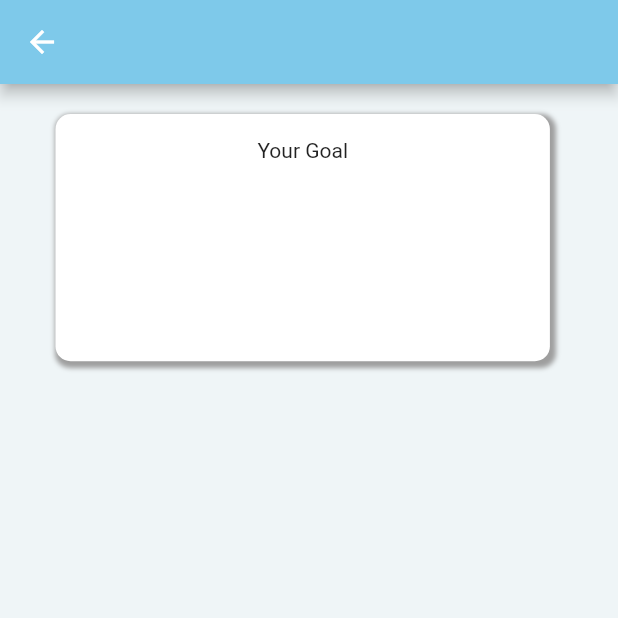
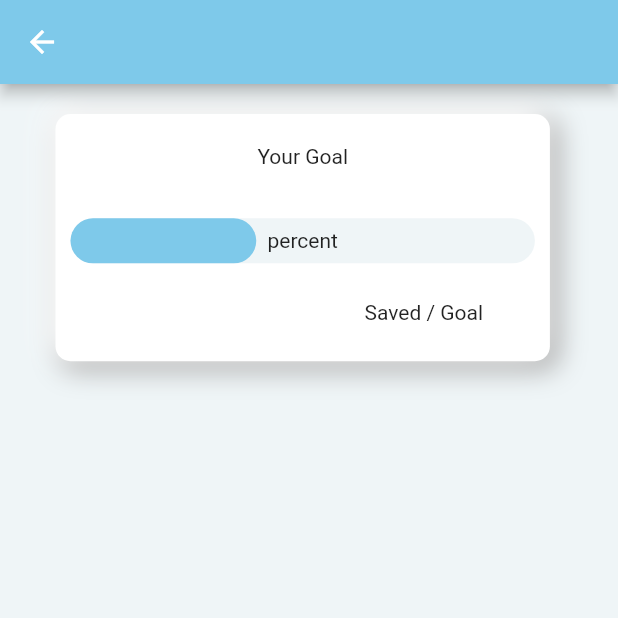
Before and after one commit to ratishjain12/Budget-Tracker-App, a Flutter app: the GoalPage screen opened directly, on a phone screen of 412 x 824 dp, the top half of it. Run offline on Flutter 3.47's test engine with Material 2 defaults, Android fonts, the phone set to English and light mode, and no system bars; drawn by our look-alikes of percent_indicator; our stand-ins replace cloud_firestore, firebase_auth, firebase_core, fluttertoast, google_sign_in and 2 more; missing offline and left inert: cloud_firestore_web, dart:ffi, firebase_auth_web, firebase_core_web, google_sign_in_web, shared_preferences_web; accounts and stored records are empty.

Commit message:
Goal page and password visibility done

```diff
--- a/lib/main.dart
+++ b/lib/main.dart
@@ -1,3 +1,5 @@
+import 'package:budget_tracker/screens/base.dart';
+import 'package:budget_tracker/screens/goal_page.dart';
 import 'package:budget_tracker/screens/registeration/forgot_pwd.dart';
 
 import 'package:budget_tracker/screens/helper/helper_function.dart';
--- a/lib/screens/goal_page.dart
+++ b/lib/screens/goal_page.dart
@@ -1,5 +1,9 @@
+import 'dart:ffi';
+
 import 'package:budget_tracker/widgets/colors.dart';
 import 'package:flutter/material.dart';
+import 'package:percent_indicator/circular_percent_indicator.dart';
+import 'package:percent_indicator/linear_percent_indicator.dart';
 
 class GoalPage extends StatefulWidget {
   const GoalPage({Key? key}) : super(key: key);
@@ -33,17 +37,46 @@ class _GoalPageState extends State<GoalPage> {
                     boxShadow: [
                       BoxShadow(
                         color: Colors.grey,
-                        offset: Offset(2, 2),
-                        blurRadius: 2,
-                        spreadRadius: 2,
+                        offset: Offset(4, 4),
+                        blurRadius: 15,
+                        spreadRadius: 1,
                       ),
+                      BoxShadow(
+                        color: Colors.white,
+                        offset: Offset(-4, -4),
+                        blurRadius: 15,
+                        spreadRadius: 1,
+                      )
                     ]),
                 child: Column(
                   children: [
                     SizedBox(
-                      height: screenHeight * 0.02,
+                      height: screenHeight * 0.025,
                     ),
-                    Text('Your Goal')
+                    Text('Your Goal'),
+                    SizedBox(
+                      height: screenHeight * 0.04,
+                    ),
+                    LinearPercentIndicator(
+                      animation: true,
+                      animationDuration: 1000,
+                      width: screenWidth * 0.8,
+                      progressColor: AppColors.secondaryColor,
+                      backgroundColor: AppColors.primaryColor,
+                      percent: 0.4,
+                      lineHeight: 30,
+                      barRadius: Radius.circular(20),
+                      center: Text('percent'),
+                    ),
+                    SizedBox(
+                      height: screenHeight * 0.03,
+                    ),
+                    Row(
+                      children: [
+                        SizedBox(width: screenWidth * 0.5),
+                        Text("Saved / Goal", textAlign: TextAlign.end),
+                      ],
+                    ),
                   ],
                 )),
           ],
--- a/pubspec.yaml
+++ b/pubspec.yaml
@@ -29,7 +29,6 @@ environment:
 # the latest version available on pub.dev. To see which dependencies have newer
 # versions available, run `flutter pub outdated`.
 dependencies:
-  # charts_flutter: ^0.12.0
   cloud_firestore: ^4.3.1
   cupertino_icons: ^1.0.2
   firebase_auth: ^4.2.5
@@ -41,6 +40,7 @@ dependencies:
   shared_preferences: ^2.0.15
   syncfusion_flutter_charts: ^19.1.54
   intl: ^0.17.0
+  percent_indicator: ^4.0.0
 
 dev_dependencies:
   flutter_lints: ^2.0.0
```
Also changed, not shown: lib/screens/base.dart (+6 -5 lines), lib/screens/charts_page.dart (+11 -4 lines), lib/screens/registeration/sign_in.dart (+12 -1 lines), lib/screens/registeration/sign_up.dart (+11 -3 lines), lib/widgets/category_tile.dart (+9 -3 lines), pubspec.lock.
